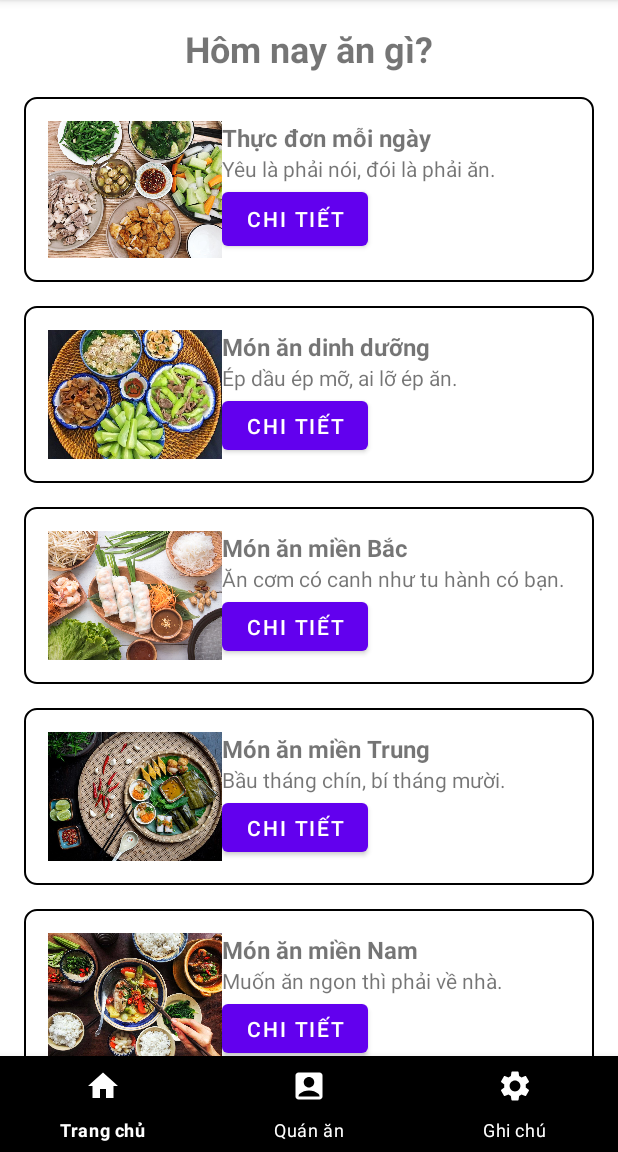
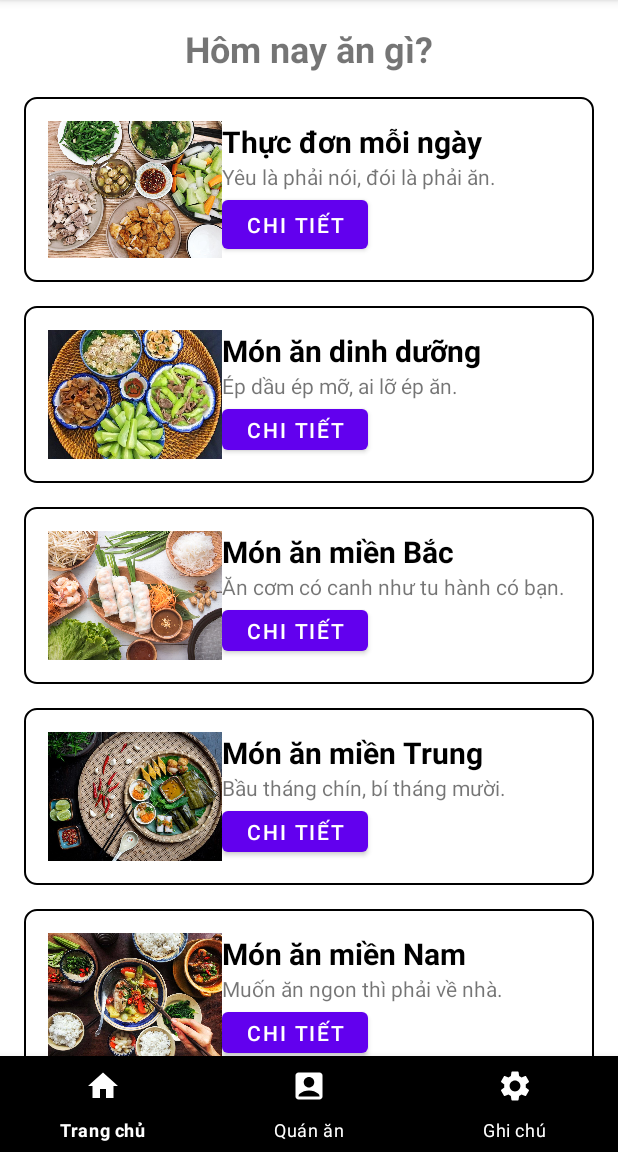
Before and after one commit to vietdtds/homnayangi, an Android app: the screen it shows after launch (MainActivity), on a phone screen of 412 x 824 dp, the part 84-1236 px from its top. Run offline under Robolectric (Android 15) with nearby library versions, the phone set to English and light mode, and no system bars.

Commit message:
update code

```diff
--- a/app/src/main/res/layout/fragment_home.xml
+++ b/app/src/main/res/layout/fragment_home.xml
@@ -42,13 +42,16 @@
                 android:layout_width="match_parent"
                 android:layout_height="wrap_content"
                 android:text="Thực đơn mỗi ngày"
-                android:textSize="16sp"
+                android:textColor="@color/black"
+                android:textSize="20sp"
                 android:textStyle="bold" />
 
             <TextView
                 android:layout_width="match_parent"
                 android:layout_height="wrap_content"
-                android:text="Yêu là phải nói, đói là phải ăn." />
+                android:text="Yêu là phải nói, đói là phải ăn."
+
+                />
 
             <Button
                 android:id="@+id/btn_thucdonmn"
@@ -87,7 +90,8 @@
                     android:layout_width="match_parent"
                     android:layout_height="wrap_content"
                     android:text="Món ăn dinh dưỡng"
-                    android:textSize="16sp"
+                    android:textColor="@color/black"
+                    android:textSize="20sp"
                     android:textStyle="bold" />
 
                 <TextView
@@ -130,7 +134,8 @@
                 android:layout_width="match_parent"
                 android:layout_height="wrap_content"
                 android:text="Món ăn miền Bắc"
-                android:textSize="16sp"
+                android:textColor="@color/black"
+                android:textSize="20sp"
                 android:textStyle="bold" />
 
             <TextView
@@ -173,7 +178,8 @@
                 android:layout_width="match_parent"
                 android:layout_height="wrap_content"
                 android:text="Món ăn miền Trung"
-                android:textSize="16sp"
+                android:textColor="@color/black"
+                android:textSize="20sp"
                 android:textStyle="bold" />
 
             <TextView
@@ -216,7 +222,8 @@
                 android:layout_width="match_parent"
                 android:layout_height="wrap_content"
                 android:text="Món ăn miền Nam"
-                android:textSize="16sp"
+                android:textColor="@color/black"
+                android:textSize="20sp"
                 android:textStyle="bold" />
 
             <TextView
```
Also changed, not shown: app/src/main/java/com/example/homnayangi/model/Meal.java (+29 -2 lines), app/src/main/res/values/strings.xml (+29 -0 lines).
